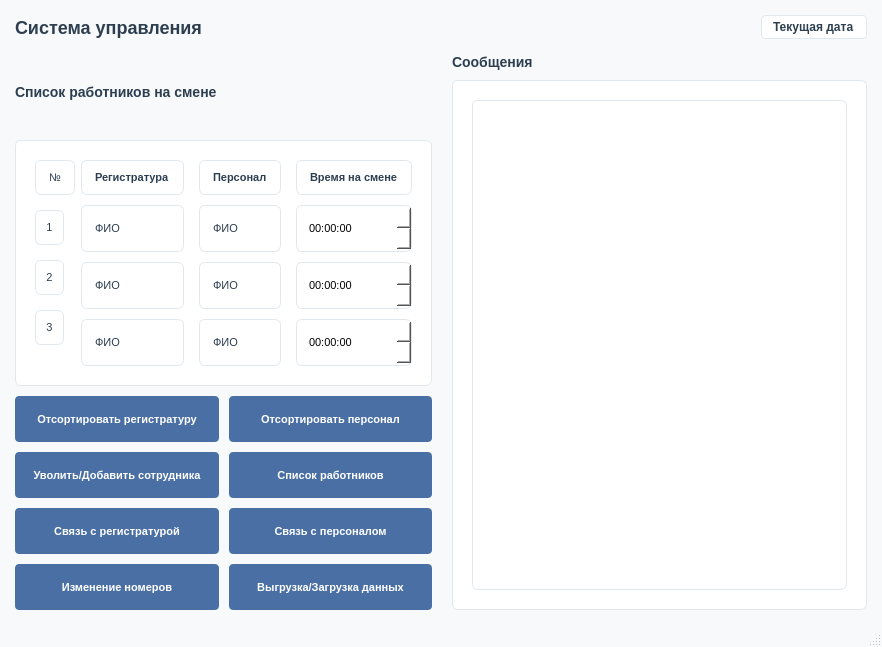
Above: UI/Admin/Админ переделанный.ui from Ainyr-Akhmadishin/Hotel_management_system before the change. Below: the same form after it.
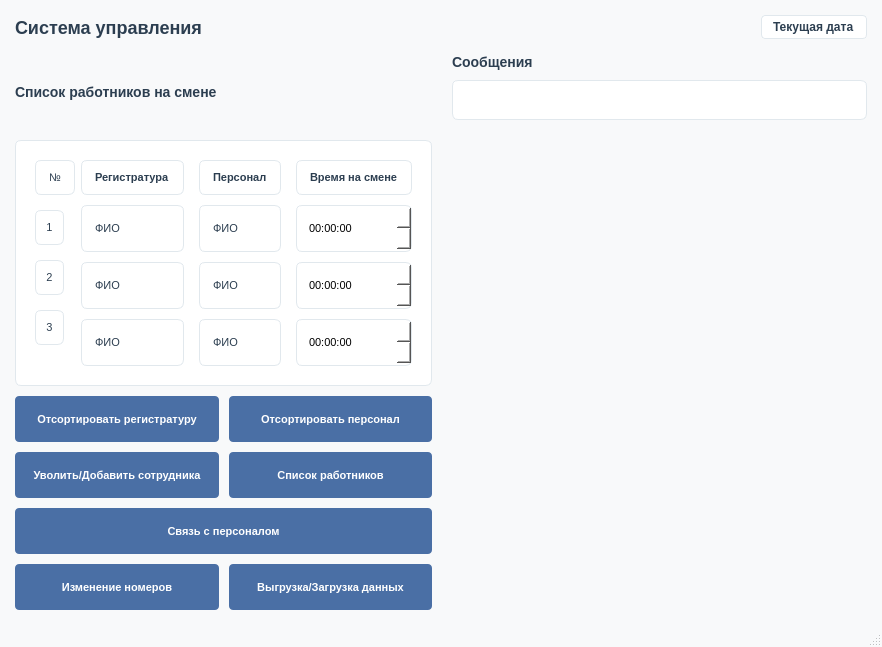
That is the form after the change.

```diff
--- a/UI/Admin/Админ переделанный.ui
+++ b/UI/Admin/Админ переделанный.ui
@@ -380,25 +380,8 @@
             <property name="toolTip">
              <string>База данных сотрудников должна быть доступна</string>
             </property>
-           </widget>
-          </item>
-          <item row="1" column="0">
-           <widget class="QPushButton" name="contact_registry_btn">
             <property name="text">
-             <string>Связь с регистратурой</string>
-            </property>
-            <property name="toolTip">
-             <string>Необходимо выбрать сотрудника регистратуры</string>
-            </property>
-           </widget>
-          </item>
-          <item row="1" column="1">
-           <widget class="QPushButton" name="contact_staff_btn">
-            <property name="text">
-             <string>Связь с персоналом</string>
-            </property>
-            <property name="toolTip">
-             <string>Необходимо выбрать сотрудника персонала</string>
+             <string>Список работников</string>
             </property>
            </widget>
           </item>
@@ -420,6 +403,19 @@
             <property name="toolTip">
              <string>Требуется доступ к файловой системе</string>
             </property>
+            <property name="text">
+             <string>Выгрузка/Загрузка данных</string>
+            </property>
+           </widget>
+          </item>
+          <item row="1" column="0" colspan="2">
+           <widget class="QPushButton" name="staff_button">
+            <property name="toolTip">
+             <string>Необходимо выбрать сотрудника персонала</string>
+            </property>
+            <property name="text">
+             <string>Связь с персоналом</string>
+            </property>
            </widget>
           </item>
          </layout>
@@ -455,20 +451,22 @@
           <property name="frameShadow">
            <enum>QFrame::Raised</enum>
           </property>
-          <layout class="QVBoxLayout" name="verticalLayout_2">
-           <item>
-            <widget class="QListView" name="listView">
-             <property name="minimumSize">
-              <size>
-               <width>200</width>
-               <height>300</height>
-              </size>
-             </property>
-            </widget>
-           </item>
-          </layout>
+          <layout class="QVBoxLayout" name="verticalLayout_2"/>
          </widget>
         </item>
+        <item>
+         <spacer name="verticalSpacer">
+          <property name="orientation">
+           <enum>Qt::Vertical</enum>
+          </property>
+          <property name="sizeHint" stdset="0">
+           <size>
+            <width>20</width>
+            <height>40</height>
+           </size>
+          </property>
+         </spacer>
+        </item>
        </layout>
       </item>
      </layout>
```
Left out of the diff: 66 changed lines with no effect on the pictures.
